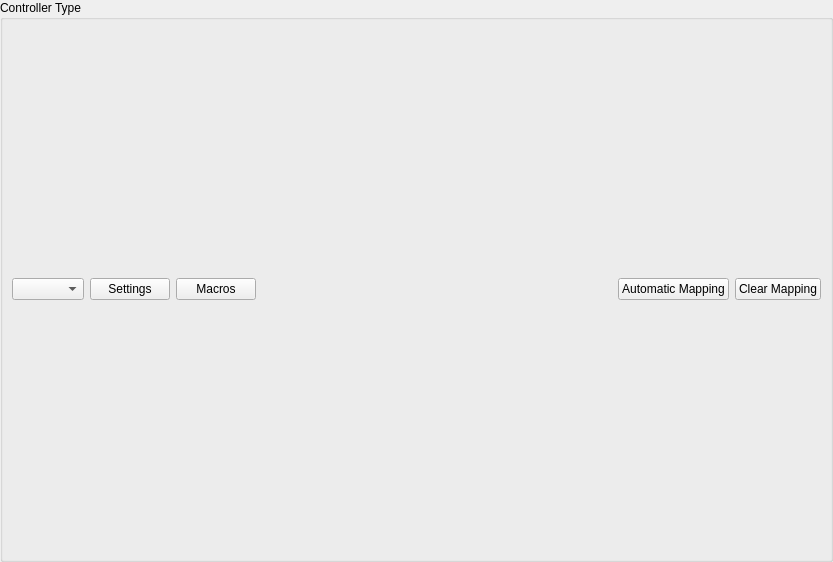
Before: the Qt Designer form src/duckstation-qt/controllerbindingwidget.ui in kofxi3584karlayang/duckstation, drawn with Qt 5.
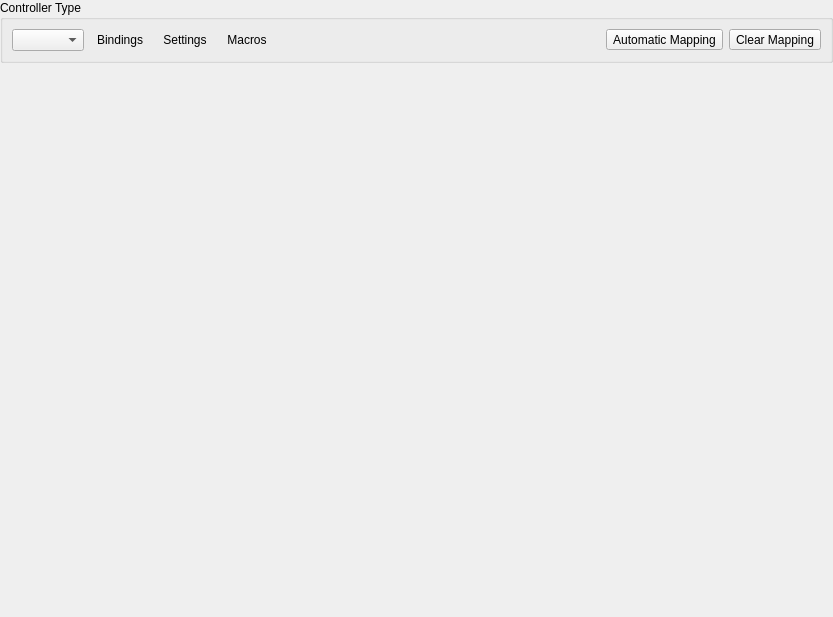
After: the same form once the commit is applied. Icons and pictures are not drawn.

Commit message: Qt: Move controller setting popups into dialog

```diff
--- a/src/duckstation-qt/controllerbindingwidget.ui
+++ b/src/duckstation-qt/controllerbindingwidget.ui
@@ -7,13 +7,13 @@
     <x>0</x>
     <y>0</y>
     <width>833</width>
-    <height>562</height>
+    <height>617</height>
    </rect>
   </property>
   <property name="windowTitle">
    <string>Form</string>
   </property>
-  <layout class="QVBoxLayout" name="verticalLayout" stretch="0">
+  <layout class="QVBoxLayout" name="verticalLayout" stretch="0,1">
    <property name="leftMargin">
     <number>0</number>
    </property>
@@ -38,22 +38,62 @@
          <widget class="QComboBox" name="controllerType"/>
         </item>
         <item>
-         <widget class="QPushButton" name="settings">
+         <widget class="QToolButton" name="bindings">
+          <property name="text">
+           <string>Bindings</string>
+          </property>
+          <property name="checkable">
+           <bool>true</bool>
+          </property>
+          <property name="icon">
+           <iconset theme="gamepad-line">
+            <normaloff>.</normaloff>.</iconset>
+          </property>
+          <property name="toolButtonStyle">
+           <enum>Qt::ToolButtonTextBesideIcon</enum>
+          </property>
+          <property name="autoRaise">
+           <bool>true</bool>
+          </property>
+         </widget>
+        </item>
+        <item>
+         <widget class="QToolButton" name="settings">
           <property name="text">
            <string>Settings</string>
           </property>
           <property name="icon">
-           <iconset theme="checkbox-multiple-blank-line"/>
+           <iconset theme="checkbox-multiple-blank-line">
+            <normaloff>.</normaloff>.</iconset>
+          </property>
+          <property name="checkable">
+           <bool>true</bool>
+          </property>
+          <property name="toolButtonStyle">
+           <enum>Qt::ToolButtonTextBesideIcon</enum>
+          </property>
+          <property name="autoRaise">
+           <bool>true</bool>
           </property>
          </widget>
         </item>
         <item>
-         <widget class="QPushButton" name="macros">
+         <widget class="QToolButton" name="macros">
           <property name="text">
            <string>Macros</string>
           </property>
           <property name="icon">
-           <iconset theme="flashlight-line"/>
+           <iconset theme="flashlight-line">
+            <normaloff>.</normaloff>.</iconset>
+          </property>
+          <property name="checkable">
+           <bool>true</bool>
+          </property>
+          <property name="toolButtonStyle">
+           <enum>Qt::ToolButtonTextBesideIcon</enum>
+          </property>
+          <property name="autoRaise">
+           <bool>true</bool>
           </property>
          </widget>
         </item>
@@ -75,7 +115,7 @@
       <item>
        <layout class="QHBoxLayout" name="horizontalLayout_2">
         <item>
-         <widget class="QPushButton" name="automaticBinding">
+         <widget class="QToolButton" name="automaticBinding">
           <property name="text">
            <string>Automatic Mapping</string>
           </property>
@@ -83,10 +123,13 @@
            <iconset theme="gamepad-line">
             <normaloff>.</normaloff>.</iconset>
           </property>
+          <property name="toolButtonStyle">
+           <enum>Qt::ToolButtonTextBesideIcon</enum>
+          </property>
          </widget>
         </item>
         <item>
-         <widget class="QPushButton" name="clearBindings">
+         <widget class="QToolButton" name="clearBindings">
           <property name="text">
            <string>Clear Mapping</string>
           </property>
@@ -94,6 +137,9 @@
            <iconset theme="file-reduce-line">
             <normaloff>.</normaloff>.</iconset>
           </property>
+          <property name="toolButtonStyle">
+           <enum>Qt::ToolButtonTextBesideIcon</enum>
+          </property>
          </widget>
         </item>
        </layout>
@@ -101,6 +147,9 @@
      </layout>
     </widget>
    </item>
+   <item>
+    <widget class="QStackedWidget" name="stackedWidget" />
+   </item>
   </layout>
  </widget>
  <resources>
```
The commit also changes 6 other files.
